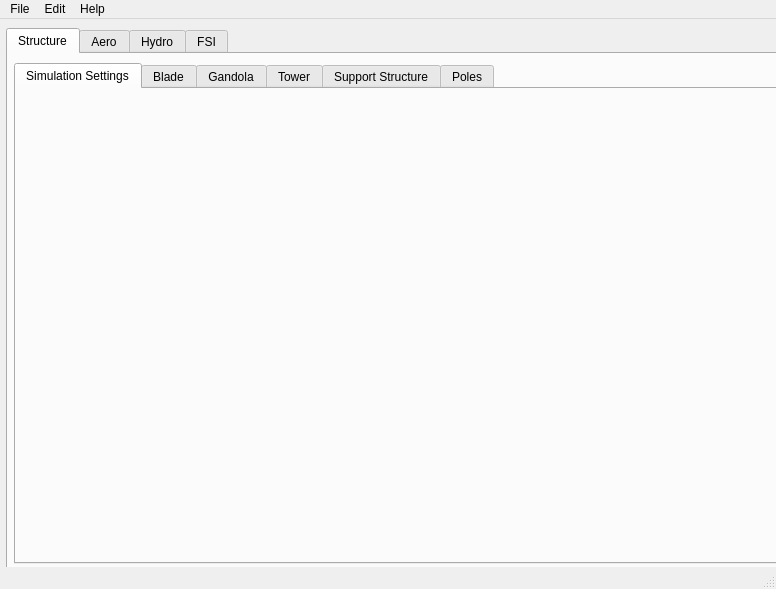
This is form.ui in Jamal-dev/DeSIO_GUI as Qt 5 draws it before an edit. The edited form follows.
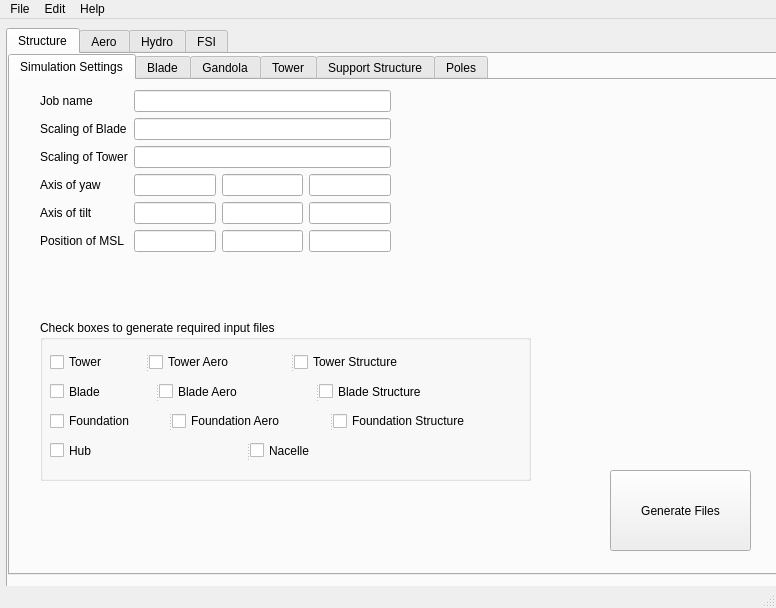
This is the edited form. The open tabs and pages were chosen to show the change. Icons and pictures are not drawn. Custom widgets are drawn as their Qt base class.

Commit message: initial GUI design template created under the simulation tab. Functionality is not yet added

```diff
--- a/form.ui
+++ b/form.ui
@@ -7,7 +7,7 @@
     <x>0</x>
     <y>0</y>
     <width>776</width>
-    <height>589</height>
+    <height>608</height>
    </rect>
   </property>
   <property name="windowTitle">
@@ -55,10 +55,10 @@
      <widget class="QTabWidget" name="tabSub_structure">
       <property name="geometry">
        <rect>
-        <x>6</x>
-        <y>9</y>
+        <x>0</x>
+        <y>0</y>
         <width>771</width>
-        <height>501</height>
+        <height>521</height>
        </rect>
       </property>
       <property name="currentIndex">
@@ -68,6 +68,298 @@
        <attribute name="title">
         <string>Simulation Settings</string>
        </attribute>
+       <widget class="QGroupBox" name="groupBox_2">
+        <property name="geometry">
+         <rect>
+          <x>30</x>
+          <y>240</y>
+          <width>491</width>
+          <height>161</height>
+         </rect>
+        </property>
+        <property name="title">
+         <string>Check boxes to generate required input files</string>
+        </property>
+        <widget class="QWidget" name="">
+         <property name="geometry">
+          <rect>
+           <x>10</x>
+           <y>30</y>
+           <width>471</width>
+           <height>112</height>
+          </rect>
+         </property>
+         <layout class="QVBoxLayout" name="verticalLayout_5">
+          <property name="spacing">
+           <number>6</number>
+          </property>
+          <item>
+           <widget class="QSplitter" name="splitter">
+            <property name="orientation">
+             <enum>Qt::Horizontal</enum>
+            </property>
+            <widget class="QCheckBox" name="cbTower">
+             <property name="text">
+              <string>Tower</string>
+             </property>
+            </widget>
+            <widget class="QCheckBox" name="cbTowerAero">
+             <property name="text">
+              <string>Tower Aero</string>
+             </property>
+            </widget>
+            <widget class="QCheckBox" name="cbTowerStructure">
+             <property name="text">
+              <string>Tower Structure        </string>
+             </property>
+            </widget>
+           </widget>
+          </item>
+          <item>
+           <widget class="QSplitter" name="splitter_2">
+            <property name="orientation">
+             <enum>Qt::Horizontal</enum>
+            </property>
+            <widget class="QCheckBox" name="cbBlade">
+             <property name="text">
+              <string>Blade</string>
+             </property>
+            </widget>
+            <widget class="QCheckBox" name="cbBladeAero">
+             <property name="text">
+              <string>Blade Aero</string>
+             </property>
+            </widget>
+            <widget class="QCheckBox" name="cbBladerStructure">
+             <property name="text">
+              <string>Blade Structure</string>
+             </property>
+            </widget>
+           </widget>
+          </item>
+          <item>
+           <widget class="QSplitter" name="splitter_3">
+            <property name="orientation">
+             <enum>Qt::Horizontal</enum>
+            </property>
+            <widget class="QCheckBox" name="cbFoundation">
+             <property name="text">
+              <string>Foundation</string>
+             </property>
+            </widget>
+            <widget class="QCheckBox" name="cbFoundationAero">
+             <property name="text">
+              <string>Foundation Aero</string>
+             </property>
+            </widget>
+            <widget class="QCheckBox" name="cbFoundationrStructure">
+             <property name="text">
+              <string>Foundation Structure</string>
+             </property>
+            </widget>
+           </widget>
+          </item>
+          <item>
+           <widget class="QSplitter" name="splitter_4">
+            <property name="orientation">
+             <enum>Qt::Horizontal</enum>
+            </property>
+            <widget class="QCheckBox" name="cbHub">
+             <property name="text">
+              <string>Hub</string>
+             </property>
+            </widget>
+            <widget class="QCheckBox" name="cbNacelle">
+             <property name="text">
+              <string>Nacelle</string>
+             </property>
+            </widget>
+           </widget>
+          </item>
+         </layout>
+        </widget>
+       </widget>
+       <widget class="QPushButton" name="btnSimuSettingGenerate">
+        <property name="geometry">
+         <rect>
+          <x>600</x>
+          <y>390</y>
+          <width>141</width>
+          <height>81</height>
+         </rect>
+        </property>
+        <property name="text">
+         <string>Generate Files</string>
+        </property>
+       </widget>
+       <widget class="QWidget" name="">
+        <property name="geometry">
+         <rect>
+          <x>30</x>
+          <y>10</y>
+          <width>351</width>
+          <height>191</height>
+         </rect>
+        </property>
+        <layout class="QFormLayout" name="formLayout">
+         <item row="0" column="0">
+          <widget class="QLabel" name="lblJobName">
+           <property name="toolTip">
+            <string>Enter the name of the job</string>
+           </property>
+           <property name="text">
+            <string>Job name</string>
+           </property>
+          </widget>
+         </item>
+         <item row="0" column="1">
+          <widget class="QLineEdit" name="lineJobName">
+           <property name="clearButtonEnabled">
+            <bool>true</bool>
+           </property>
+          </widget>
+         </item>
+         <item row="1" column="1">
+          <widget class="QLineEdit" name="lineBladeScaling">
+           <property name="clearButtonEnabled">
+            <bool>true</bool>
+           </property>
+          </widget>
+         </item>
+         <item row="1" column="0">
+          <widget class="QLabel" name="lblBladeScale">
+           <property name="toolTip">
+            <string>Enter the scaling of the blade</string>
+           </property>
+           <property name="text">
+            <string>Scaling of Blade</string>
+           </property>
+          </widget>
+         </item>
+         <item row="2" column="0">
+          <widget class="QLabel" name="lblTowerScale">
+           <property name="toolTip">
+            <string>Enter the scaling of the Tower</string>
+           </property>
+           <property name="text">
+            <string>Scaling of Tower</string>
+           </property>
+          </widget>
+         </item>
+         <item row="2" column="1">
+          <widget class="QLineEdit" name="lineTowerScaling">
+           <property name="clearButtonEnabled">
+            <bool>true</bool>
+           </property>
+          </widget>
+         </item>
+         <item row="3" column="1">
+          <layout class="QHBoxLayout" name="horizontalLayout">
+           <item>
+            <widget class="QLineEdit" name="lineYawAxis_1">
+             <property name="clearButtonEnabled">
+              <bool>true</bool>
+             </property>
+            </widget>
+           </item>
+           <item>
+            <widget class="QLineEdit" name="lineYawAxis_2">
+             <property name="clearButtonEnabled">
+              <bool>true</bool>
+             </property>
+            </widget>
+           </item>
+           <item>
+            <widget class="QLineEdit" name="lineYawAxis_3">
+             <property name="clearButtonEnabled">
+              <bool>true</bool>
+             </property>
+            </widget>
+           </item>
+          </layout>
+         </item>
+         <item row="3" column="0">
+          <widget class="QLabel" name="lblAxisYaw">
+           <property name="toolTip">
+            <string>Enter the Axis for yaw</string>
+           </property>
+           <property name="text">
+            <string>Axis of yaw</string>
+           </property>
+          </widget>
+         </item>
+         <item row="4" column="1">
+          <layout class="QHBoxLayout" name="horizontalLayout_2">
+           <item>
+            <widget class="QLineEdit" name="lineTiltAxis_1">
+             <property name="clearButtonEnabled">
+              <bool>true</bool>
+             </property>
+            </widget>
+           </item>
+           <item>
+            <widget class="QLineEdit" name="lineTiltAxis_2">
+             <property name="clearButtonEnabled">
+              <bool>true</bool>
+             </property>
+            </widget>
+           </item>
+           <item>
+            <widget class="QLineEdit" name="lineTiltAxis_3">
+             <property name="clearButtonEnabled">
+              <bool>true</bool>
+             </property>
+            </widget>
+           </item>
+          </layout>
+         </item>
+         <item row="4" column="0">
+          <widget class="QLabel" name="lblAxisTilt">
+           <property name="toolTip">
+            <string>Enter the Axis for tilt</string>
+           </property>
+           <property name="text">
+            <string>Axis of tilt</string>
+           </property>
+          </widget>
+         </item>
+         <item row="5" column="1">
+          <layout class="QHBoxLayout" name="horizontalLayout_3">
+           <item>
+            <widget class="QLineEdit" name="lineMSLpos_1">
+             <property name="clearButtonEnabled">
+              <bool>true</bool>
+             </property>
+            </widget>
+           </item>
+           <item>
+            <widget class="QLineEdit" name="lineMSLpos_2">
+             <property name="clearButtonEnabled">
+              <bool>true</bool>
+             </property>
+            </widget>
+           </item>
+           <item>
+            <widget class="QLineEdit" name="lineMSLpos_3">
+             <property name="clearButtonEnabled">
+              <bool>true</bool>
+             </property>
+            </widget>
+           </item>
+          </layout>
+         </item>
+         <item row="5" column="0">
+          <widget class="QLabel" name="lblMSLpos">
+           <property name="toolTip">
+            <string>Enter the Axis for MSL</string>
+           </property>
+           <property name="text">
+            <string>Position of MSL</string>
+           </property>
+          </widget>
+         </item>
+        </layout>
+       </widget>
       </widget>
       <widget class="QWidget" name="tabBlade">
        <attribute name="title">
```
Left out of the diff: 2 changed lines with no effect on the pictures. The commit also changes 4 other files.
